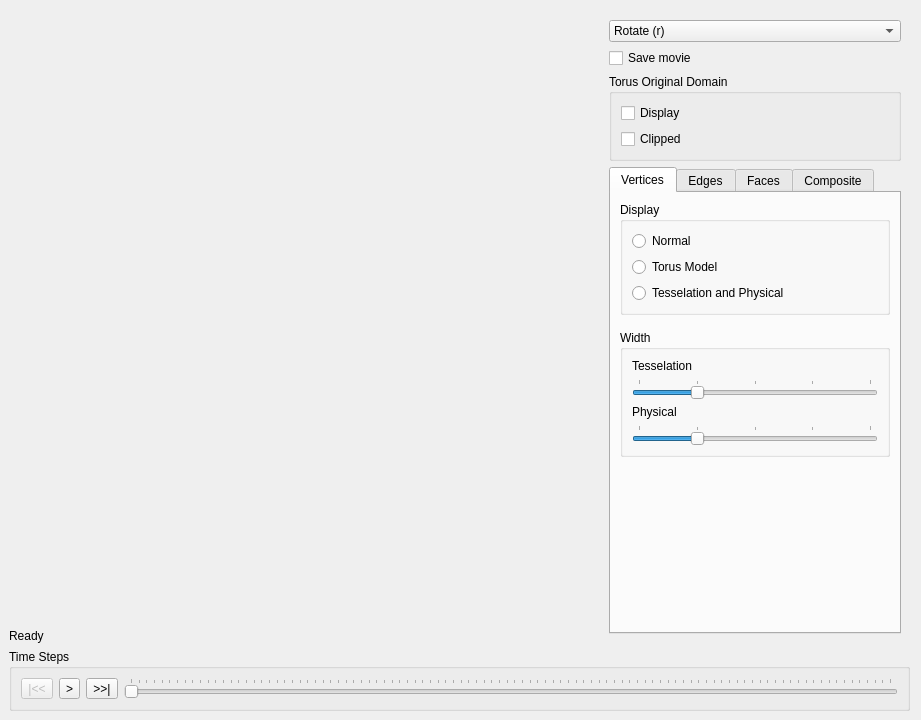
Above: Window.ui from danlipsa/foamvis before the change. Below: the same form after it.
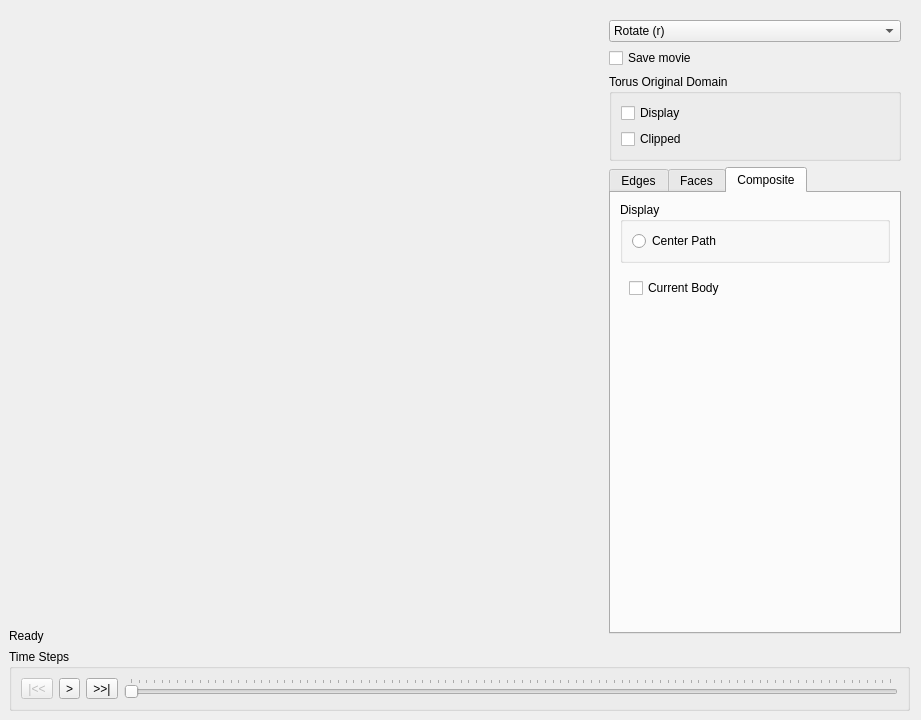
That is the form after the change. The open tabs and pages were chosen to show the change. Custom widgets are drawn as their Qt base class.

```diff
--- a/Window.ui
+++ b/Window.ui
@@ -177,160 +177,6 @@
            <property name="currentIndex">
             <number>1</number>
            </property>
-           <widget class="QWidget" name="vertices">
-            <attribute name="title">
-             <string>Vertices</string>
-            </attribute>
-            <layout class="QVBoxLayout" name="verticalLayout_9">
-             <item>
-              <widget class="QGroupBox" name="groupBox">
-               <property name="sizePolicy">
-                <sizepolicy hsizetype="Preferred" vsizetype="Preferred">
-                 <horstretch>0</horstretch>
-                 <verstretch>0</verstretch>
-                </sizepolicy>
-               </property>
-               <property name="title">
-                <string>Display</string>
-               </property>
-               <layout class="QVBoxLayout" name="verticalLayout_16">
-                <item>
-                 <layout class="QVBoxLayout" name="verticalLayout_6">
-                  <item>
-                   <widget class="QRadioButton" name="radioButtonVerticesNormal">
-                    <property name="text">
-                     <string>Normal</string>
-                    </property>
-                    <property name="checked">
-                     <bool>false</bool>
-                    </property>
-                    <attribute name="buttonGroup">
-                     <string>buttonGroup</string>
-                    </attribute>
-                   </widget>
-                  </item>
-                  <item>
-                   <widget class="QRadioButton" name="radioButtonVerticesTorus">
-                    <property name="text">
-                     <string>Torus Model</string>
-                    </property>
-                    <attribute name="buttonGroup">
-                     <string>buttonGroup</string>
-                    </attribute>
-                   </widget>
-                  </item>
-                  <item>
-                   <widget class="QRadioButton" name="radioButtonVerticesPhysical">
-                    <property name="text">
-                     <string>Tesselation and Physical</string>
-                    </property>
-                    <attribute name="buttonGroup">
-                     <string>buttonGroup</string>
-                    </attribute>
-                   </widget>
-                  </item>
-                 </layout>
-                </item>
-               </layout>
-              </widget>
-             </item>
-             <item>
-              <widget class="QStackedWidget" name="stackedWidgetVertices">
-               <property name="currentIndex">
-                <number>0</number>
-               </property>
-               <widget class="QWidget" name="pageVerticesEmpty"/>
-               <widget class="QWidget" name="pageVerticesPhysical">
-                <layout class="QVBoxLayout" name="verticalLayout">
-                 <property name="leftMargin">
-                  <number>0</number>
-                 </property>
-                 <property name="topMargin">
-                  <number>9</number>
-                 </property>
-                 <property name="rightMargin">
-                  <number>0</number>
-                 </property>
-                 <property name="bottomMargin">
-                  <number>0</number>
-                 </property>
-                 <item>
-                  <widget class="QGroupBox" name="groupBoxVerticesWidth">
-                   <property name="enabled">
-                    <bool>true</bool>
-                   </property>
-                   <property name="title">
-                    <string>Width</string>
-                   </property>
-                   <layout class="QVBoxLayout" name="verticalLayout_4">
-                    <item>
-                     <widget class="QLabel" name="label_3">
-                      <property name="text">
-                       <string>Tesselation</string>
-                      </property>
-                     </widget>
-                    </item>
-                    <item>
-                     <widget class="QSlider" name="sliderVerticesTessellation">
-                      <property name="maximum">
-                       <number>4</number>
-                      </property>
-                      <property name="value">
-                       <number>1</number>
-                      </property>
-                      <property name="orientation">
-                       <enum>Qt::Horizontal</enum>
-                      </property>
-                      <property name="tickPosition">
-                       <enum>QSlider::TicksAbove</enum>
-                      </property>
-                     </widget>
-                    </item>
-                    <item>
-                     <widget class="QLabel" name="label_4">
-                      <property name="text">
-                       <string>Physical</string>
-                      </property>
-                     </widget>
-                    </item>
-                    <item>
-                     <widget class="QSlider" name="sliderVerticesPhysical">
-                      <property name="maximum">
-                       <number>4</number>
-                      </property>
-                      <property name="value">
-                       <number>1</number>
-                      </property>
-                      <property name="orientation">
-                       <enum>Qt::Horizontal</enum>
-                      </property>
-                      <property name="tickPosition">
-                       <enum>QSlider::TicksAbove</enum>
-                      </property>
-                     </widget>
-                    </item>
-                   </layout>
-                  </widget>
-                 </item>
-                 <item>
-                  <spacer name="verticalSpacer_3">
-                   <property name="orientation">
-                    <enum>Qt::Vertical</enum>
-                   </property>
-                   <property name="sizeHint" stdset="0">
-                    <size>
-                     <width>20</width>
-                     <height>40</height>
-                    </size>
-                   </property>
-                  </spacer>
-                 </item>
-                </layout>
-               </widget>
-              </widget>
-             </item>
-            </layout>
-           </widget>
            <widget class="QWidget" name="edges">
             <attribute name="title">
              <string>Edges</string>
@@ -448,90 +294,6 @@
                  </item>
                 </layout>
                </widget>
-               <widget class="QWidget" name="pageEdgesPhysical">
-                <layout class="QVBoxLayout" name="verticalLayout_3">
-                 <property name="leftMargin">
-                  <number>0</number>
-                 </property>
-                 <property name="rightMargin">
-                  <number>0</number>
-                 </property>
-                 <property name="bottomMargin">
-                  <number>0</number>
-                 </property>
-                 <item>
-                  <widget class="QGroupBox" name="groupBoxEdgesWidth">
-                   <property name="enabled">
-                    <bool>true</bool>
-                   </property>
-                   <property name="title">
-                    <string>Width</string>
-                   </property>
-                   <layout class="QVBoxLayout" name="verticalLayout_5">
-                    <item>
-                     <widget class="QLabel" name="label_5">
-                      <property name="text">
-                       <string>Tesselation</string>
-                      </property>
-                     </widget>
-                    </item>
-                    <item>
-                     <widget class="QSlider" name="sliderEdgesTessellation">
-                      <property name="maximum">
-                       <number>4</number>
-                      </property>
-                      <property name="value">
-                       <number>1</number>
-                      </property>
-                      <property name="orientation">
-                       <enum>Qt::Horizontal</enum>
-                      </property>
-                      <property name="tickPosition">
-                       <enum>QSlider::TicksAbove</enum>
-                      </property>
-                     </widget>
-                    </item>
-                    <item>
-                     <widget class="QLabel" name="label_6">
-                      <property name="text">
-                       <string>Physical</string>
-                      </property>
-                     </widget>
-                    </item>
-                    <item>
-                     <widget class="QSlider" name="sliderEdgesPhysical">
-                      <property name="maximum">
-                       <number>4</number>
-                      </property>
-                      <property name="value">
-                       <number>1</number>
-                      </property>
-                      <property name="orientation">
-                       <enum>Qt::Horizontal</enum>
-                      </property>
-                      <property name="tickPosition">
-                       <enum>QSlider::TicksAbove</enum>
-                      </property>
-                     </widget>
-                    </item>
-                   </layout>
-                  </widget>
-                 </item>
-                 <item>
-                  <spacer name="verticalSpacer">
-                   <property name="orientation">
-                    <enum>Qt::Vertical</enum>
-                   </property>
-                   <property name="sizeHint" stdset="0">
-                    <size>
-                     <width>20</width>
-                     <height>40</height>
-                    </size>
-                   </property>
-                  </spacer>
-                 </item>
-                </layout>
-               </widget>
               </widget>
              </item>
             </layout>
@@ -633,7 +395,7 @@
                <property name="title">
                 <string>Display</string>
                </property>
-               <layout class="QVBoxLayout" name="verticalLayout_19">
+               <layout class="QVBoxLayout" name="verticalLayout">
                 <item>
                  <layout class="QVBoxLayout" name="verticalLayout_10">
                   <item>
@@ -646,24 +408,40 @@
                     </attribute>
                    </widget>
                   </item>
-                  <item>
-                   <spacer name="verticalSpacer_5">
-                    <property name="orientation">
-                     <enum>Qt::Vertical</enum>
-                    </property>
-                    <property name="sizeHint" stdset="0">
-                     <size>
-                      <width>20</width>
-                      <height>40</height>
-                     </size>
-                    </property>
-                   </spacer>
-                  </item>
                  </layout>
                 </item>
                </layout>
               </widget>
              </item>
+             <item>
+              <widget class="QStackedWidget" name="stackedWidgetComposite">
+               <widget class="QWidget" name="pageCompositeEmpty"/>
+               <widget class="QWidget" name="pageCenterPath">
+                <layout class="QVBoxLayout" name="verticalLayout_3">
+                 <item>
+                  <widget class="QCheckBox" name="checkBoxCenterPathCurrentBody">
+                   <property name="text">
+                    <string>Current Body</string>
+                   </property>
+                  </widget>
+                 </item>
+                 <item>
+                  <spacer name="verticalSpacer">
+                   <property name="orientation">
+                    <enum>Qt::Vertical</enum>
+                   </property>
+                   <property name="sizeHint" stdset="0">
+                    <size>
+                     <width>20</width>
+                     <height>40</height>
+                    </size>
+                   </property>
+                  </spacer>
+                 </item>
+                </layout>
+               </widget>
+              </widget>
+             </item>
             </layout>
            </widget>
           </widget>
```
Left out of the diff: 267 changed lines with no effect on the pictures.
